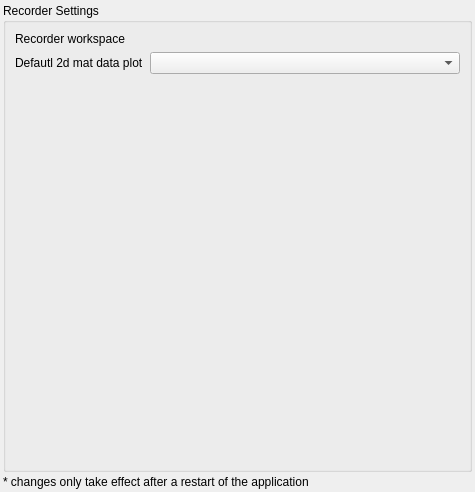
The window that cedar/auxiliaries/gui/SettingsWidget.ui (cedar/cedar) describes before a commit, drawn with Qt 5.
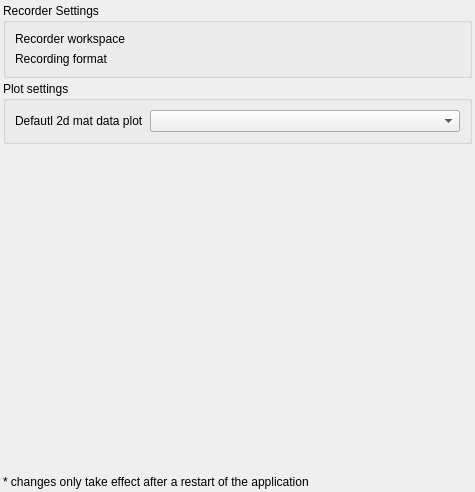
The same window after the commit. Custom widgets are drawn as their Qt base class.

Commit message: The output format for the recorder can now be chosen in the settings dialog.

What changed in the file:
```diff
--- a/cedar/auxiliaries/gui/SettingsWidget.ui
+++ b/cedar/auxiliaries/gui/SettingsWidget.ui
@@ -13,7 +13,7 @@
   <property name="windowTitle">
    <string>Form</string>
   </property>
-  <layout class="QVBoxLayout" name="verticalLayout" stretch="1,0">
+  <layout class="QVBoxLayout" name="verticalLayout" stretch="0,0,1,0">
    <property name="spacing">
     <number>3</number>
    </property>
@@ -26,6 +26,9 @@
       <string>Recorder Settings</string>
      </property>
      <layout class="QFormLayout" name="formLayout_2">
+      <property name="fieldGrowthPolicy">
+       <enum>QFormLayout::AllNonFixedFieldsGrow</enum>
+      </property>
       <item row="0" column="0">
        <widget class="QLabel" name="label_3">
         <property name="text">
@@ -37,18 +40,50 @@
        <widget class="cedar::aux::gui::DirectoryParameter" name="mpRecorderWorkspaceEdit" native="true"/>
       </item>
       <item row="1" column="0">
+       <widget class="QLabel" name="label_4">
+        <property name="text">
+         <string>Recording format</string>
+        </property>
+       </widget>
+      </item>
+      <item row="1" column="1">
+       <widget class="cedar::aux::gui::EnumParameter" name="mpRecordingFormatSelector" native="true"/>
+      </item>
+     </layout>
+    </widget>
+   </item>
+   <item>
+    <widget class="QGroupBox" name="groupBox">
+     <property name="title">
+      <string>Plot settings</string>
+     </property>
+     <layout class="QFormLayout" name="formLayout">
+      <item row="0" column="0">
        <widget class="QLabel" name="label">
         <property name="text">
          <string>Defautl 2d mat data plot</string>
         </property>
        </widget>
       </item>
-      <item row="1" column="1">
+      <item row="0" column="1">
        <widget class="QComboBox" name="mpDefault2dMatDataPlot"/>
       </item>
      </layout>
     </widget>
    </item>
+   <item>
+    <spacer name="verticalSpacer">
+     <property name="orientation">
+      <enum>Qt::Vertical</enum>
+     </property>
+     <property name="sizeHint" stdset="0">
+      <size>
+       <width>20</width>
+       <height>40</height>
+      </size>
+     </property>
+    </spacer>
+   </item>
    <item>
     <widget class="QLabel" name="label_2">
      <property name="text">
@@ -65,6 +100,12 @@
    <header>cedar/auxiliaries/gui/DirectoryParameter.h</header>
    <container>1</container>
   </customwidget>
+  <customwidget>
+   <class>cedar::aux::gui::EnumParameter</class>
+   <extends>QWidget</extends>
+   <header>cedar/auxiliaries/gui/EnumParameter.h</header>
+   <container>1</container>
+  </customwidget>
  </customwidgets>
  <resources/>
  <connections/>
```
The commit also changes 15 other files.
